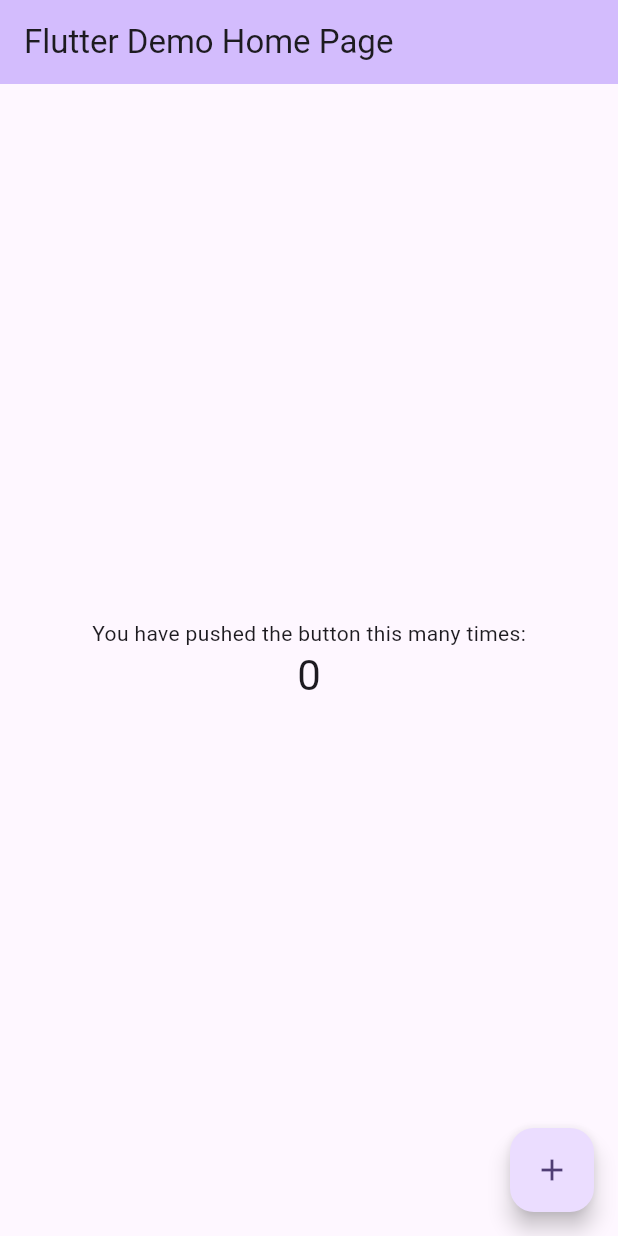
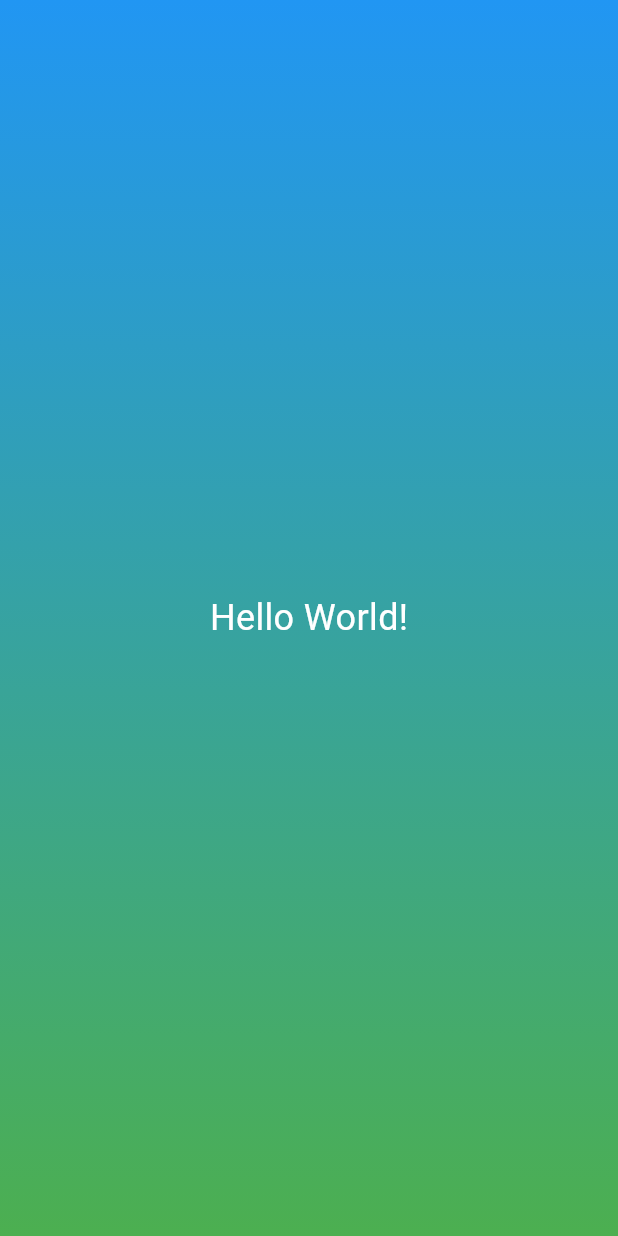
Before and after one commit to Akhil-Eaga/dice_roll_app, a Flutter app: the screen it shows after launch, on a phone screen of 412 x 824 dp. Run offline on Flutter 3.47's test engine with Material 3 defaults, Android fonts, the phone set to English and light mode, and no system bars.

Commit message:
Simple text displayed in center with some background gradient

```diff
--- a/lib/main.dart
+++ b/lib/main.dart
@@ -1,122 +1,28 @@
 import 'package:flutter/material.dart';
 
 void main() {
-  runApp(const MyApp());
-}
-
-class MyApp extends StatelessWidget {
-  const MyApp({super.key});
-
-  // This widget is the root of your application.
-  @override
-  Widget build(BuildContext context) {
-    return MaterialApp(
-      title: 'Flutter Demo',
-      theme: ThemeData(
-        // This is the theme of your application.
-        //
-        // TRY THIS: Try running your application with "flutter run". You'll see
-        // the application has a purple toolbar. Then, without quitting the app,
-        // try changing the seedColor in the colorScheme below to Colors.green
-        // and then invoke "hot reload" (save your changes or press the "hot
-        // reload" button in a Flutter-supported IDE, or press "r" if you used
-        // the command line to start the app).
-        //
-        // Notice that the counter didn't reset back to zero; the application
-        // state is not lost during the reload. To reset the state, use hot
-        // restart instead.
-        //
-        // This works for code too, not just values: Most code changes can be
-        // tested with just a hot reload.
-        colorScheme: .fromSeed(seedColor: Colors.deepPurple),
-      ),
-      home: const MyHomePage(title: 'Flutter Demo Home Page'),
-    );
-  }
-}
-
-class MyHomePage extends StatefulWidget {
-  const MyHomePage({super.key, required this.title});
-
-  // This widget is the home page of your application. It is stateful, meaning
-  // that it has a State object (defined below) that contains fields that affect
-  // how it looks.
-
-  // This class is the configuration for the state. It holds the values (in this
-  // case the title) provided by the parent (in this case the App widget) and
-  // used by the build method of the State. Fields in a Widget subclass are
-  // always marked "final".
-
-  final String title;
-
-  @override
-  State<MyHomePage> createState() => _MyHomePageState();
-}
-
-class _MyHomePageState extends State<MyHomePage> {
-  int _counter = 0;
-
-  void _incrementCounter() {
-    setState(() {
-      // This call to setState tells the Flutter framework that something has
-      // changed in this State, which causes it to rerun the build method below
-      // so that the display can reflect the updated values. If we changed
-      // _counter without calling setState(), then the build method would not be
-      // called again, and so nothing would appear to happen.
-      _counter++;
-    });
-  }
-
-  @override
-  Widget build(BuildContext context) {
-    // This method is rerun every time setState is called, for instance as done
-    // by the _incrementCounter method above.
-    //
-    // The Flutter framework has been optimized to make rerunning build methods
-    // fast, so that you can just rebuild anything that needs updating rather
-    // than having to individually change instances of widgets.
-    return Scaffold(
-      appBar: AppBar(
-        // TRY THIS: Try changing the color here to a specific color (to
-        // Colors.amber, perhaps?) and trigger a hot reload to see the AppBar
-        // change color while the other colors stay the same.
-        backgroundColor: Theme.of(context).colorScheme.inversePrimary,
-        // Here we take the value from the MyHomePage object that was created by
-        // the App.build method, and use it to set our appbar title.
-        title: Text(widget.title),
-      ),
-      body: Center(
-        // Center is a layout widget. It takes a single child and positions it
-        // in the middle of the parent.
-        child: Column(
-          // Column is also a layout widget. It takes a list of children and
-          // arranges them vertically. By default, it sizes itself to fit its
-          // children horizontally, and tries to be as tall as its parent.
-          //
-          // Column has various properties to control how it sizes itself and
-          // how it positions its children. Here we use mainAxisAlignment to
-          // center the children vertically; the main axis here is the vertical
-          // axis because Columns are vertical (the cross axis would be
-          // horizontal).
-          //
-          // TRY THIS: Invoke "debug painting" (choose the "Toggle Debug Paint"
-          // action in the IDE, or press "p" in the console), to see the
-          // wireframe for each widget.
-          mainAxisAlignment: .center,
-          children: [
-            const Text('You have pushed the button this many times:'),
-            Text(
-              '$_counter',
-              style: Theme.of(context).textTheme.headlineMedium,
+  runApp(
+    MaterialApp(
+      home: Scaffold(
+        body: Container(
+          decoration: const BoxDecoration(
+            gradient: LinearGradient(
+              begin: Alignment.topCenter,
+              end: Alignment.bottomCenter,
+              colors: [
+                Colors.blue,
+                Colors.green,
+              ],
             ),
-          ],
+          ),
+          child: const Center(
+            child: Text(
+              "Hello World!",
+              style: TextStyle(color: Colors.white, fontSize: 24),
+            ),
+          ),
         ),
       ),
-      floatingActionButton: FloatingActionButton(
-        onPressed: _incrementCounter,
-        tooltip: 'Increment',
-        child: const Icon(Icons.add),
-      ),
-    );
-  }
+    ),
+  );
 }
```
